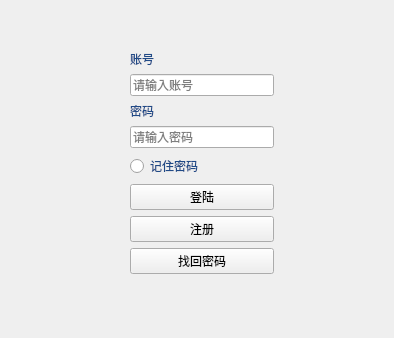
Before: the Qt Designer form client/ui/login.ui in TT2TER/Echoplex, drawn with Qt 5.
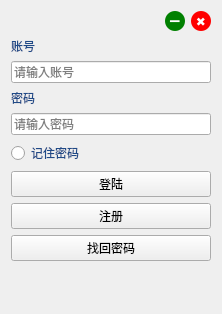
After: the same form once the commit is applied. Custom widgets are drawn as their Qt base class.

Commit message: 美化客户端阶段性push

What changed in the file:
```diff
--- a/client/ui/login.ui
+++ b/client/ui/login.ui
@@ -6,23 +6,85 @@
    <rect>
     <x>0</x>
     <y>0</y>
-    <width>394</width>
-    <height>338</height>
+    <width>220</width>
+    <height>314</height>
    </rect>
   </property>
   <property name="windowTitle">
    <string>Form</string>
   </property>
-  <widget class="QWidget" name="layoutWidget">
-   <property name="geometry">
-    <rect>
-     <x>130</x>
-     <y>50</y>
-     <width>144</width>
-     <height>268</height>
-    </rect>
-   </property>
+  <layout class="QHBoxLayout" name="horizontalLayout">
+   <item>
    <layout class="QVBoxLayout" name="verticalLayout">
+     <item>
+      <layout class="QHBoxLayout" name="horizontalLayout_4">
+       <item>
+        <spacer name="horizontalSpacer_3">
+         <property name="orientation">
+          <enum>Qt::Horizontal</enum>
+         </property>
+         <property name="sizeHint" stdset="0">
+          <size>
+           <width>40</width>
+           <height>10</height>
+          </size>
+         </property>
+        </spacer>
+       </item>
+       <item>
+        <widget class="QPushButton" name="mini_butt">
+         <property name="styleSheet">
+          <string notr="true">QPushButton {
+        background-color: green;
+        border: none;
+        border-radius: 10px;
+        width: 20px;
+        height: 20px;
+        font-size: 14px;
+        color: white;
+    }
+    
+    QPushButton:hover {
+        background-color: rgba(0, 128, 0, 0.8);
+    }
+    
+    QPushButton:pressed {
+        background-color: rgba(0, 128, 0, 1);
+    }</string>
+         </property>
+         <property name="text">
+          <string>➖</string>
+         </property>
+        </widget>
+       </item>
+       <item>
+        <widget class="QPushButton" name="close_butt">
+         <property name="styleSheet">
+          <string notr="true">QPushButton {
+        background-color: red;
+        border: none;
+        border-radius: 10px;
+        width: 20px;
+        height: 20px;
+        font-size: 12px;
+        color: white;
+    }
+    
+    QPushButton:hover {
+        background-color: rgba(255, 0, 0, 0.8);
+    }
+    
+    QPushButton:pressed {
+        background-color: rgba(255, 0, 0, 1);
+    }</string>
+         </property>
+         <property name="text">
+          <string>✖</string>
+         </property>
+        </widget>
+       </item>
+      </layout>
+     </item>
     <item>
      <widget class="BodyLabel" name="label">
       <property name="sizePolicy">
@@ -484,11 +546,23 @@
     <item>
      <widget class="LineEdit" name="num_in">
       <property name="sizePolicy">
-       <sizepolicy hsizetype="Expanding" vsizetype="Fixed">
+        <sizepolicy hsizetype="Fixed" vsizetype="Fixed">
         <horstretch>0</horstretch>
         <verstretch>0</verstretch>
        </sizepolicy>
       </property>
+       <property name="minimumSize">
+        <size>
+         <width>200</width>
+         <height>0</height>
+        </size>
+       </property>
+       <property name="maximumSize">
+        <size>
+         <width>200</width>
+         <height>16777215</height>
+        </size>
+       </property>
       <property name="inputMask">
        <string/>
       </property>
@@ -645,7 +719,8 @@
      </spacer>
     </item>
    </layout>
-  </widget>
+   </item>
+  </layout>
  </widget>
  <customwidgets>
   <customwidget>
@@ -663,16 +738,16 @@
    <extends>PushButton</extends>
    <header>qfluentwidgets</header>
   </customwidget>
-  <customwidget>
-   <class>RadioButton</class>
-   <extends>QRadioButton</extends>
-   <header>qfluentwidgets</header>
-  </customwidget>
   <customwidget>
    <class>BodyLabel</class>
    <extends>QLabel</extends>
    <header>qfluentwidgets</header>
   </customwidget>
+  <customwidget>
+   <class>RadioButton</class>
+   <extends>QRadioButton</extends>
+   <header>qfluentwidgets</header>
+  </customwidget>
  </customwidgets>
  <resources/>
  <connections/>
```
Left out of the diff: 2 changed lines with no effect on the pictures. Lines whose indentation alone changed are shown as unchanged. The commit also changes 14 other files.
